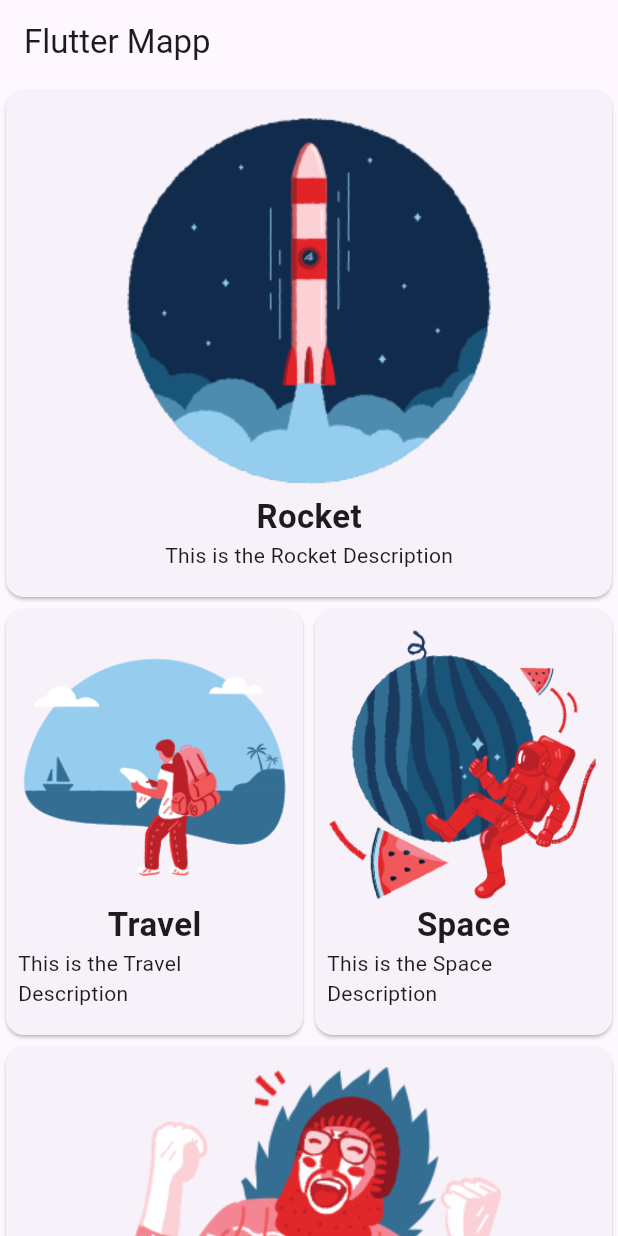
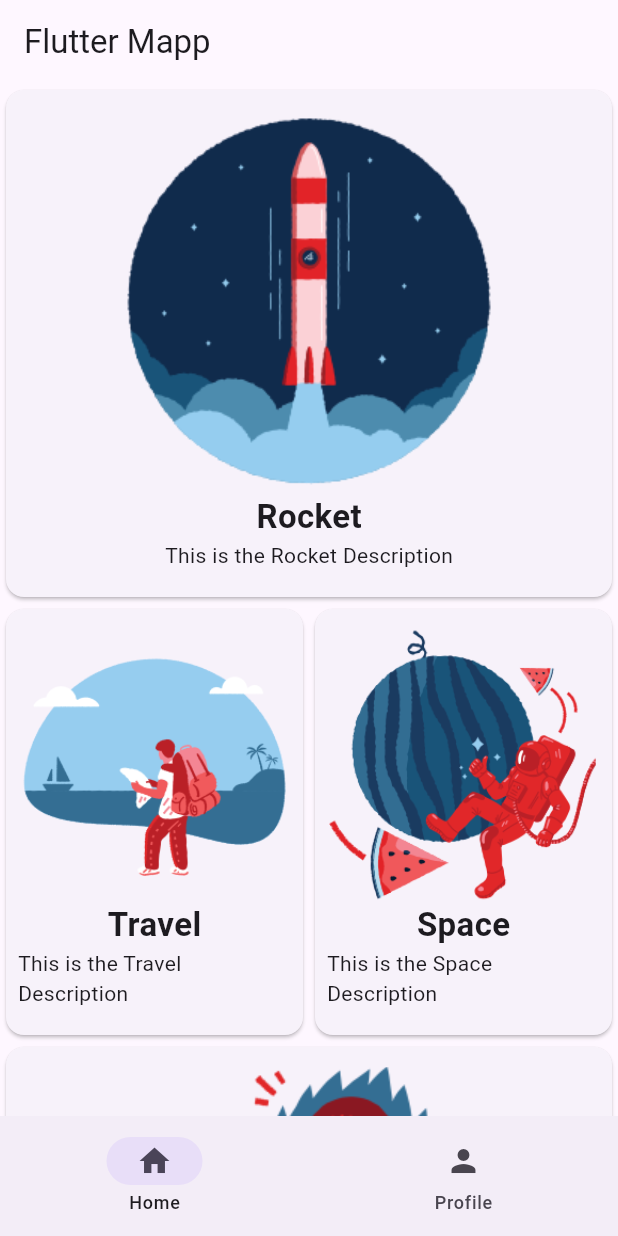
Before and after one commit to AdidayaOsha/Flutter_Travel, a Flutter app: the screen it shows after launch, on a phone screen of 412 x 824 dp. Run offline on Flutter 3.47's test engine with Material 2 defaults, Android fonts, the phone set to English and light mode, and no system bars.

Commit message:
Added Widget Tree and Destinations of Home and Profile.
Added new Feature.

```diff
--- a/lib/main.dart
+++ b/lib/main.dart
@@ -1,4 +1,5 @@
 import 'package:fitness/pages/home_page.dart';
+import 'package:fitness/widget_tree.dart';
 import 'package:flutter/material.dart';
 
 void main() {
@@ -19,6 +20,7 @@ class MyApp extends StatelessWidget {
         primarySwatch: Colors.blue,
         useMaterial3: true,
       ),
-        home: const HomePage());
+      home: const WidgetTree(),
+    );
   }
 }
--- /dev/null
+++ b/lib/pages/profile_page.dart
@@ -0,0 +1,10 @@
+import 'package:flutter/material.dart';
+
+class ProfilePage extends StatelessWidget {
+  const ProfilePage({super.key});
+
+  @override
+  Widget build(BuildContext context) {
+    return const Scaffold();
+  }
+}
--- /dev/null
+++ b/lib/widget_tree.dart
@@ -0,0 +1,38 @@
+import 'package:fitness/pages/home_page.dart';
+import 'package:flutter/material.dart';
+
+class WidgetTree extends StatefulWidget {
+  const WidgetTree({super.key});
+
+  @override
+  State<WidgetTree> createState() => _WidgetTreeState();
+}
+
+class _WidgetTreeState extends State<WidgetTree> {
+  int currentPage = 0;
+
+  @override
+  Widget build(BuildContext context) {
+    return Scaffold(
+      body: const HomePage(),
+      bottomNavigationBar: NavigationBar(
+        destinations: const [
+          NavigationDestination(
+            icon: Icon(Icons.home),
+            label: 'Home',
+          ),
+          NavigationDestination(
+            icon: Icon(Icons.person),
+            label: 'Profile',
+          )
+        ],
+        selectedIndex: currentPage,
+        onDestinationSelected: (int value) {
+          setState(() {
+            currentPage = value;
+          });
+        },
+      ),
+    );
+  }
+}
```
Lines whose indentation alone changed are shown as unchanged.
